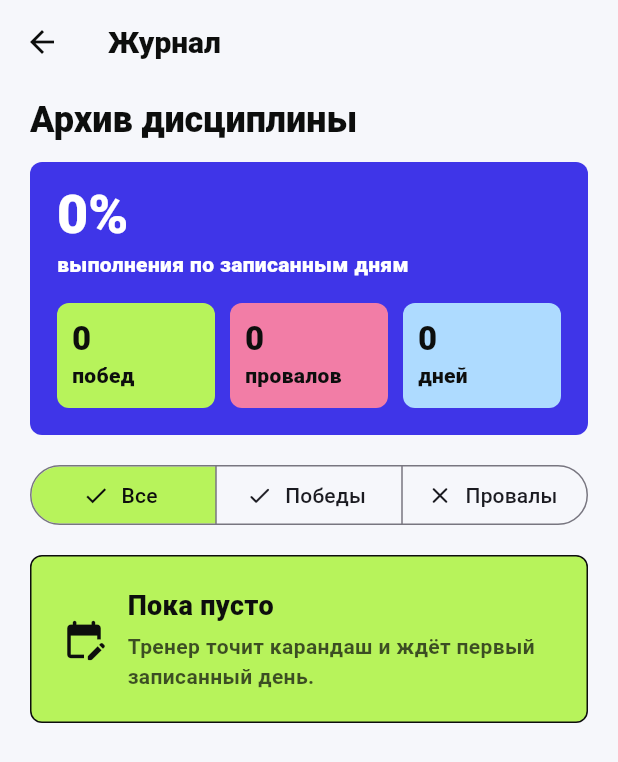
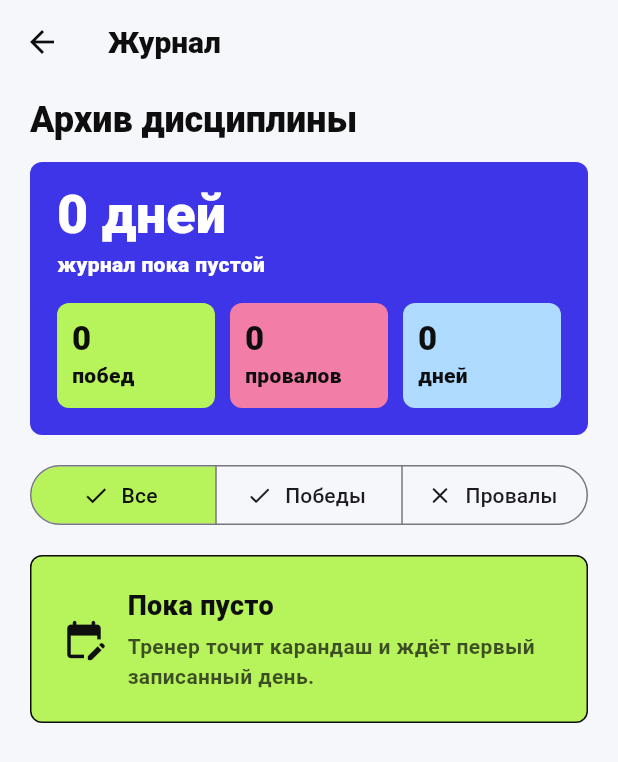
Before and after one commit to Kurdukov/AngryCoach, a Flutter app: the HistoryScreen screen opened directly, on a phone screen of 412 x 824 dp. Shown: the top 762 px of the screen. Run offline on Flutter 3.47's test engine with Material 3 defaults, Android fonts, the phone set to English and light mode, and no system bars; our stand-ins replace flutter_local_notifications, shared_preferences, timezone; accounts and stored records are empty.

Commit message:
Improve empty progress states

```diff
--- a/lib/screens/history_screen.dart
+++ b/lib/screens/history_screen.dart
@@ -224,7 +224,7 @@ class _SummaryPanel extends StatelessWidget {
         crossAxisAlignment: CrossAxisAlignment.start,
         children: [
           Text(
-            '$successRate%',
+            completed == 0 ? '0 дней' : '$successRate%',
             style: Theme.of(context).textTheme.displaySmall?.copyWith(
               color: Colors.white,
               fontWeight: FontWeight.w900,
@@ -232,9 +232,14 @@ class _SummaryPanel extends StatelessWidget {
             ),
           ),
           const SizedBox(height: 6),
-          const Text(
-            'выполнения по записанным дням',
-            style: TextStyle(color: Colors.white, fontWeight: FontWeight.w800),
+          Text(
+            completed == 0
+                ? 'журнал пока пустой'
+                : 'выполнения по записанным дням',
+            style: const TextStyle(
+              color: Colors.white,
+              fontWeight: FontWeight.w800,
+            ),
           ),
           const SizedBox(height: 16),
           Row(
```
Also changed, not shown: lib/screens/home_screen.dart (+10 -2 lines), lib/screens/stats_screen.dart (+11 -1 lines).
